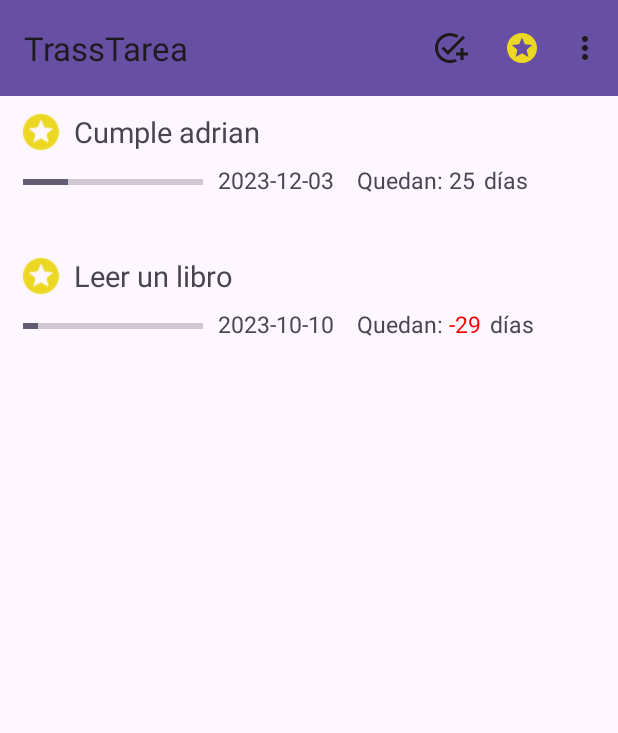
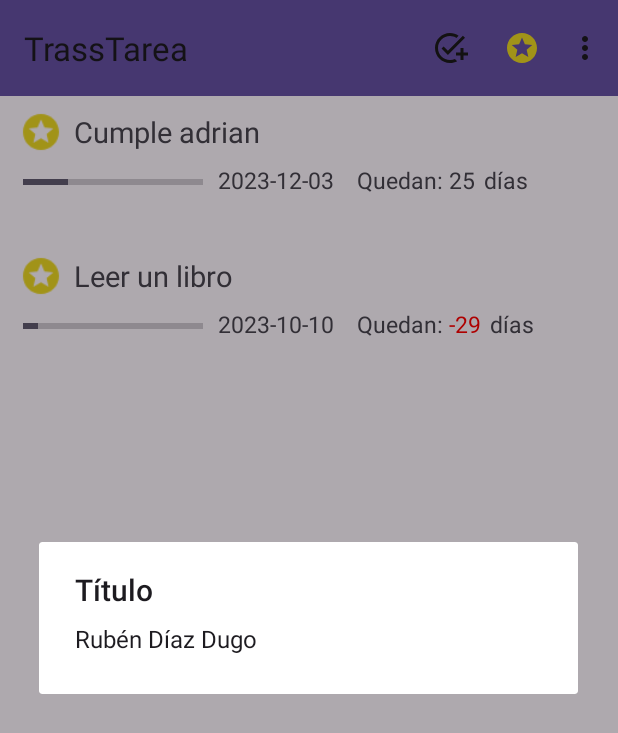
Before and after one commit to rubendd/TrassTarea, an Android app: the ListActivity screen opened directly, with no data from a screen before it, in the options menu, after a tap on "Acerca de", on a phone screen of 412 x 824 dp. Shown: the top 733 px of the screen. Run offline under Robolectric (Android 15) with nearby library versions, the phone set to English and light mode, and no system bars.

Commit message:
About implementado queda mejorarlo

```diff
--- /dev/null
+++ b/app/src/main/java/com/rdd/trasstarea/activities/listactivity/AboutDialog.java
@@ -0,0 +1,31 @@
+package com.rdd.trasstarea.activities.listactivity;
+
+import android.app.Dialog;
+import android.content.Context;
+import android.os.Bundle;
+
+import androidx.annotation.NonNull;
+import androidx.appcompat.app.AlertDialog;
+import androidx.fragment.app.DialogFragment;
+
+import com.rdd.trasstarea.R;
+
+public class AboutDialog extends DialogFragment {
+    AlertDialog.Builder builder;
+    AlertDialog dialog;
+
+    public AboutDialog(Context activity) {
+        // 1. Instantiate an AlertDialog.Builder with its constructor.
+         builder = new AlertDialog.Builder(activity);
+
+        // 2. Chain together various setter methods to set the dialog characteristics.
+        builder.setMessage(R.string.about)
+                .setTitle(R.string.titulo);
+
+        // 3. Get the AlertDialog.
+        dialog = builder.create();
+        dialog.show();
+    }
+
+
+}
--- a/app/src/main/java/com/rdd/trasstarea/activities/listactivity/ListActivity.java
+++ b/app/src/main/java/com/rdd/trasstarea/activities/listactivity/ListActivity.java
@@ -13,6 +13,8 @@ import androidx.annotation.NonNull;
 import androidx.annotation.Nullable;
 import androidx.appcompat.app.AppCompatActivity;
 import androidx.appcompat.widget.Toolbar;
+import androidx.fragment.app.FragmentManager;
+import androidx.fragment.app.FragmentTransaction;
 import androidx.recyclerview.widget.LinearLayoutManager;
 import androidx.recyclerview.widget.RecyclerView;
 
@@ -116,8 +118,8 @@ public class ListActivity extends AppCompatActivity {
             return true; // Indica que el evento ha sido manejado
         }
         if (item.getItemId() == R.id.action_acercade) {
-            // Puedes agregar aquí las acciones que deseas realizar cuando se selecciona "Acerca de"
-            return true; // Indica que el evento ha sido manejado
+                new AboutDialog(this);
+                return true; // Indica que el evento ha sido manejado
         }
         if (item.getItemId() == R.id.action_settings) {
             Toast.makeText(this, "Adios", Toast.LENGTH_SHORT).show(); // Muestra un mensaje de despedida cuando se selecciona "Configuración"
--- a/app/src/main/res/values/strings.xml
+++ b/app/src/main/res/values/strings.xml
@@ -14,4 +14,6 @@
     <string name="action_favorite">favorite\n</string>
     <string name="action_acercade">Acerca de\n</string>
     <string name="add_tarea">Add tarea</string>
+    <string name="about">Rubén Díaz Dugo</string>
+
 </resources>
```
